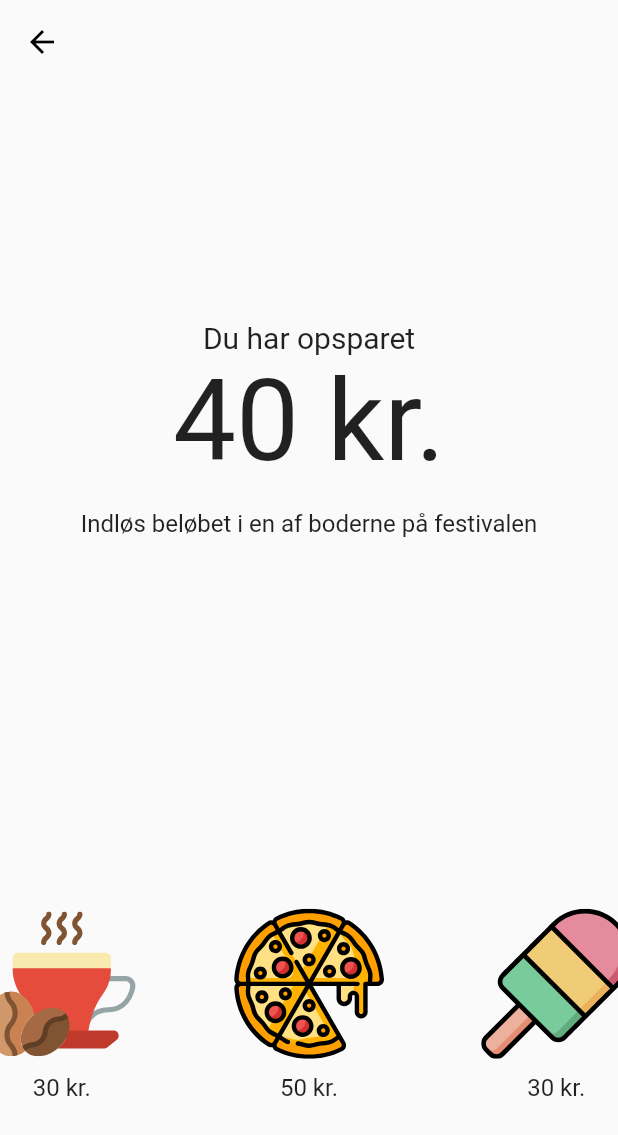
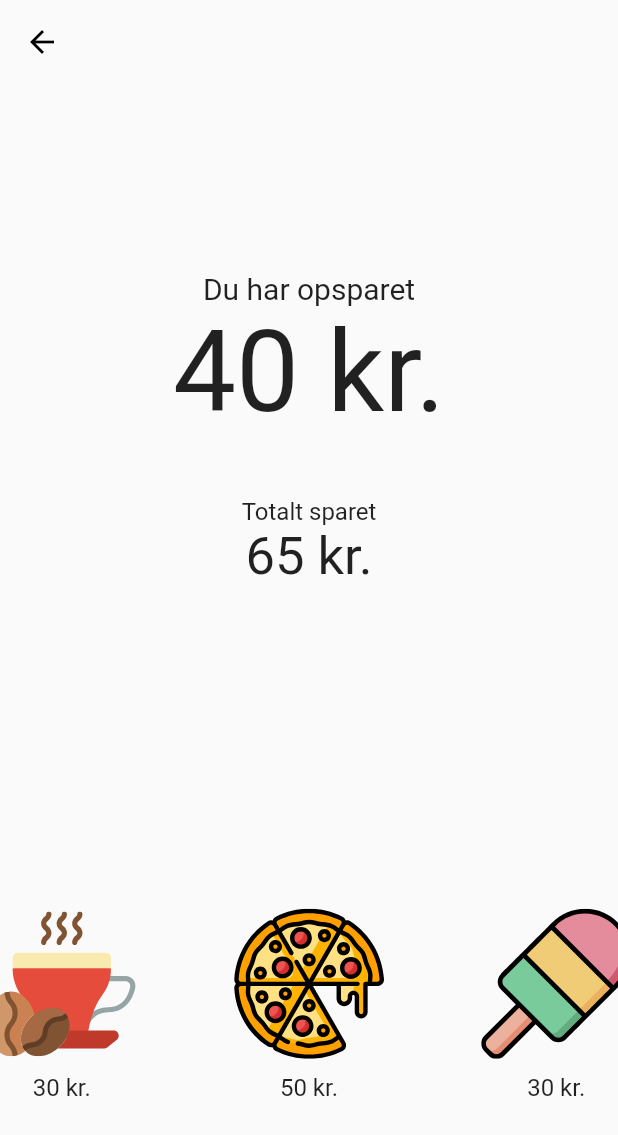
Before and after one commit to MIk1812/oeresound, a Flutter app: the NfcDisplay screen opened directly, on a phone screen of 412 x 824 dp. Shown: the top 1135 px of the screen. Run offline on Flutter 3.47's test engine with Material 2 defaults, Android fonts, the phone set to English and light mode, and no system bars; drawn by our look-alikes of carousel_slider; our stand-ins replace flutter_svg, lottie; missing offline and left inert: nfc_manager.

Commit message:
Display total savings

```diff
--- a/lib/nfc_display.dart
+++ b/lib/nfc_display.dart
@@ -44,8 +44,11 @@ class _NfcDisplayState extends State<NfcDisplay> {
                       Text("40 kr.",
                         style: TextStyle(fontSize: 75),
                       ),
-                      SizedBox(height: 15),
-                      Text("Indløs beløbet i en af boderne på festivalen", style: TextStyle(fontSize: 16))
+                      SizedBox(height: 40),
+                      Text("Totalt sparet", style: TextStyle(fontSize: 16)),
+                      Text("65 kr.",
+                        style: TextStyle(fontSize: 35),
+                      ),
                   ]
                   ),
                 ),
```
